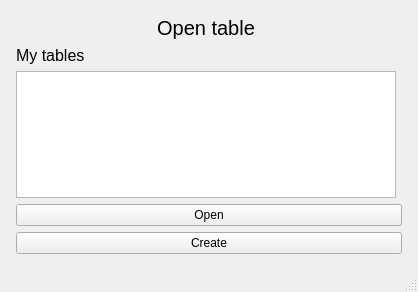
Above: res/ui/open-window.ui from stefanbenderskiy/Table-Wizard before the change. Below: the same form after it.
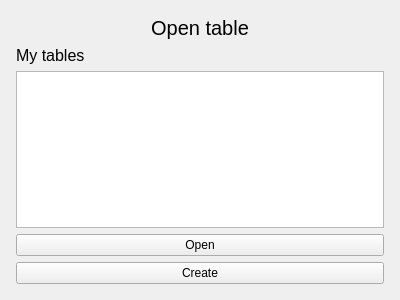
That is the form after the change.

Patch:
```diff
--- a/res/ui/open-window.ui
+++ b/res/ui/open-window.ui
@@ -1,19 +1,18 @@
 <?xml version="1.0" encoding="UTF-8"?>
 <ui version="4.0">
- <class>mainWindow</class>
- <widget class="QMainWindow" name="mainWindow">
+ <class>widget</class>
+ <widget class="QWidget" name="widget">
   <property name="geometry">
    <rect>
     <x>0</x>
     <y>0</y>
-    <width>418</width>
-    <height>292</height>
+    <width>400</width>
+    <height>300</height>
    </rect>
   </property>
   <property name="windowTitle">
    <string>Open table</string>
   </property>
-  <widget class="QWidget" name="centralwidget">
    <layout class="QGridLayout" name="gridLayout">
     <property name="leftMargin">
      <number>16</number>
@@ -27,24 +26,20 @@
     <property name="bottomMargin">
      <number>16</number>
     </property>
-    <item row="2" column="1">
-     <widget class="QListWidget" name="tables_list">
+   <item row="0" column="0">
+    <widget class="QLabel" name="title">
       <property name="styleSheet">
-       <string notr="true">font-size:16px;</string>
-      </property>
-     </widget>
-    </item>
-    <item row="4" column="1" colspan="2">
-     <widget class="QPushButton" name="create_button">
-      <property name="styleSheet">
-       <string notr="true"/>
+      <string notr="true">font-size:20px;</string>
       </property>
       <property name="text">
-       <string>Create</string>
+      <string>Open table</string>
+     </property>
+     <property name="alignment">
+      <set>Qt::AlignCenter</set>
       </property>
      </widget>
     </item>
-    <item row="1" column="1">
+   <item row="1" column="0">
      <widget class="QLabel" name="tables_label">
       <property name="styleSheet">
        <string notr="true">font-size: 16px;</string>
@@ -54,39 +49,31 @@
       </property>
      </widget>
     </item>
-    <item row="3" column="1" colspan="2">
+   <item row="2" column="0">
+    <widget class="QListWidget" name="tables_list">
+     <property name="styleSheet">
+      <string notr="true">font-size:16px;</string>
+     </property>
+    </widget>
+   </item>
+   <item row="3" column="0">
      <widget class="QPushButton" name="open_button">
       <property name="text">
        <string>Open</string>
       </property>
      </widget>
     </item>
-    <item row="0" column="1">
-     <widget class="QLabel" name="title">
+   <item row="4" column="0">
+    <widget class="QPushButton" name="create_button">
       <property name="styleSheet">
-       <string notr="true">font-size:20px;</string>
+      <string notr="true"/>
       </property>
       <property name="text">
-       <string>Open table</string>
-      </property>
-      <property name="alignment">
-       <set>Qt::AlignCenter</set>
+      <string>Create</string>
       </property>
      </widget>
     </item>
    </layout>
-  </widget>
-  <widget class="QMenuBar" name="menubar">
-   <property name="geometry">
-    <rect>
-     <x>0</x>
-     <y>0</y>
-     <width>418</width>
-     <height>21</height>
-    </rect>
-   </property>
-  </widget>
-  <widget class="QStatusBar" name="statusbar"/>
  </widget>
  <resources/>
  <connections/>
```
Lines whose indentation alone changed are shown as unchanged.
